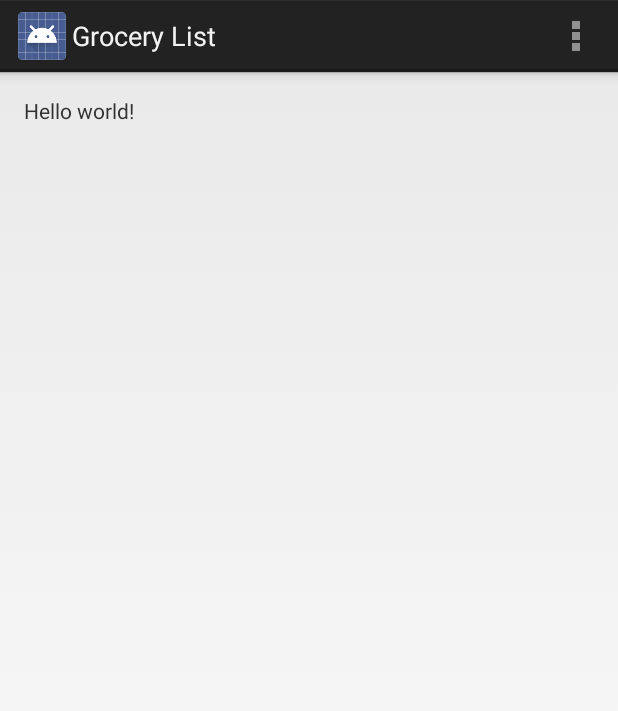
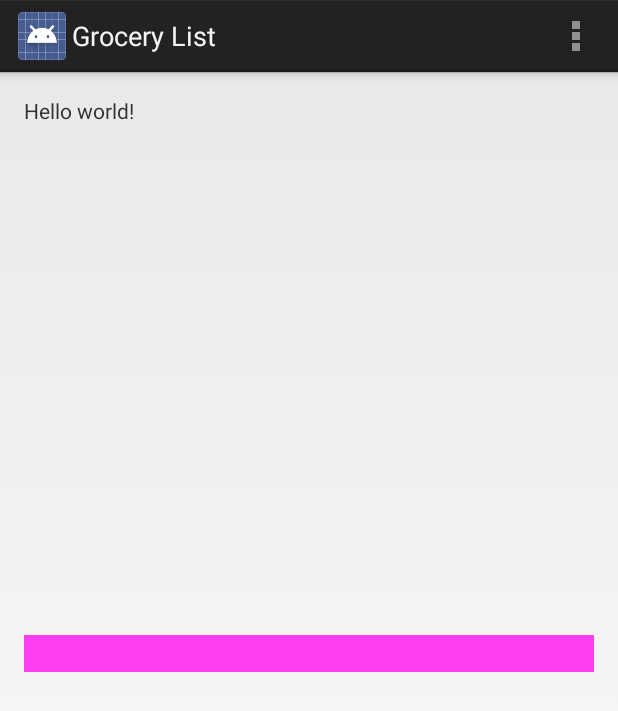
Before and after one commit to ghostface2k/CSCI-4661-Sample-App-F13, an Android app: the screen it shows after launch (MainActivity), on a phone screen of 412 x 824 dp. Shown: the top 711 px of the screen. Run offline under Robolectric (Android 15) with nearby library versions, the phone set to English and light mode, and no system bars.

Commit message:
code changes from class demo

```diff
--- a/GroceryList/src/main/java/edu/uno/csci4661/grocerylist/MainActivity.java
+++ b/GroceryList/src/main/java/edu/uno/csci4661/grocerylist/MainActivity.java
@@ -2,7 +2,11 @@ package edu.uno.csci4661.grocerylist;
 
 import android.os.Bundle;
 import android.app.Activity;
+import android.text.Editable;
+import android.text.TextWatcher;
 import android.view.Menu;
+import android.widget.EditText;
+import android.widget.Toast;
 
 public class MainActivity extends Activity {
 
@@ -10,8 +14,30 @@ public class MainActivity extends Activity {
     protected void onCreate(Bundle savedInstanceState) {
         super.onCreate(savedInstanceState);
         setContentView(R.layout.activity_main);
+
+        EditText e = (EditText) findViewById(R.id.edit_text);
+        e.addTextChangedListener(new TextWatcher() {
+            @Override
+            public void beforeTextChanged(CharSequence s, int start, int count, int after) {
+
+            }
+
+            @Override
+            public void onTextChanged(CharSequence s, int start, int before, int count) {
+
+            }
+
+            @Override
+            public void afterTextChanged(Editable s) {
+                Toast.makeText(MainActivity.this,"Text changed",Toast.LENGTH_LONG).show();
+            }
+        });
     }
 
+    @Override
+    protected void onStart() {
+        super.onStart();
+    }
 
     @Override
     public boolean onCreateOptionsMenu(Menu menu) {
@@ -20,4 +46,13 @@ public class MainActivity extends Activity {
         return true;
     }
 
+    @Override
+    protected void onSaveInstanceState(Bundle outState) {
+        super.onSaveInstanceState(outState);
+    }
+
+    @Override
+    protected void onRestoreInstanceState(Bundle savedInstanceState) {
+        super.onRestoreInstanceState(savedInstanceState);
+    }
 }
--- a/GroceryList/src/main/res/layout/activity_main.xml
+++ b/GroceryList/src/main/res/layout/activity_main.xml
@@ -13,4 +13,11 @@
         android:layout_height="wrap_content"
         android:text="@string/hello_world" />
 
+    <EditText
+        android:id="@+id/edit_text"
+        android:background="#ffff3df1"
+       android:layout_centerInParent="true"
+        android:layout_width="match_parent"
+        android:layout_height="wrap_content" />
+
 </RelativeLayout>
```
